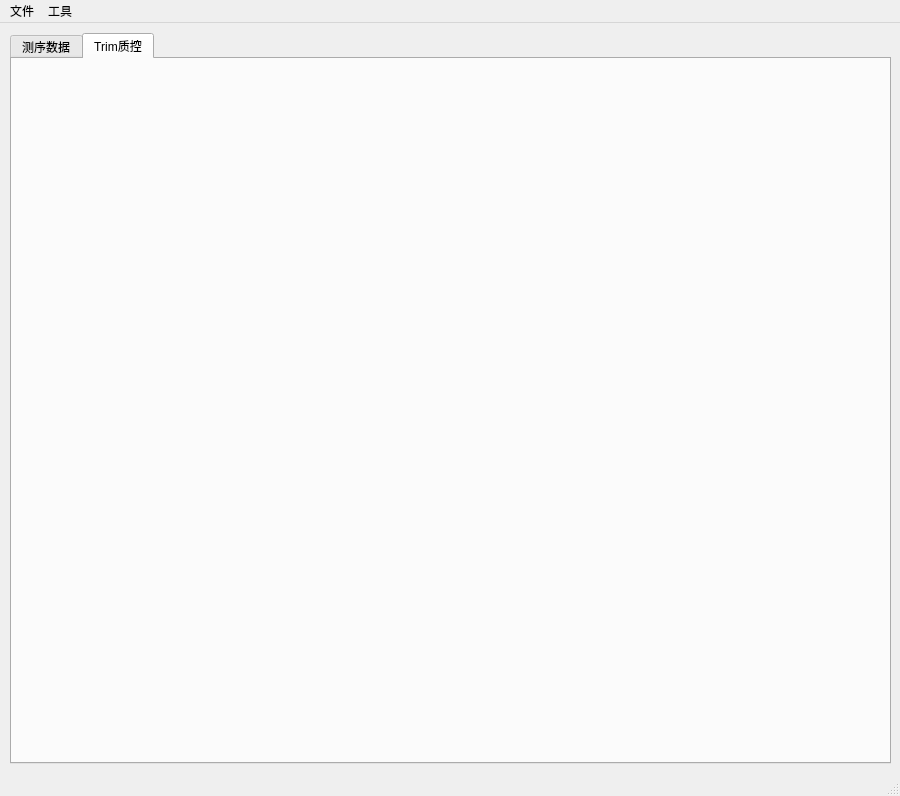
yuanzheng/Metagenome, file UI/mainwindow.ui: the form before one commit.
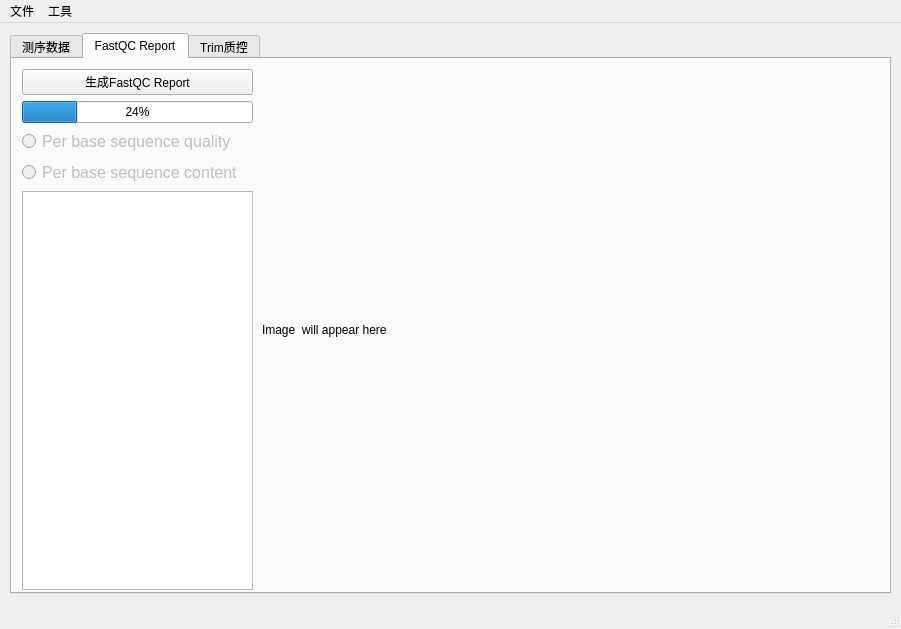
The form after the commit. The open tabs and pages were chosen to show the change.

Commit message: Add FastQC report tab

```diff
--- a/UI/mainwindow.ui
+++ b/UI/mainwindow.ui
@@ -6,8 +6,8 @@
    <rect>
     <x>0</x>
     <y>0</y>
-    <width>900</width>
-    <height>796</height>
+    <width>901</width>
+    <height>629</height>
    </rect>
   </property>
   <property name="windowTitle">
@@ -20,7 +20,7 @@
       <x>10</x>
       <y>10</y>
       <width>881</width>
-      <height>731</height>
+      <height>561</height>
      </rect>
     </property>
     <property name="currentIndex">
@@ -195,6 +195,89 @@
     </widget>
     <widget class="QWidget" name="tab_2">
      <attribute name="title">
+      <string>FastQC Report</string>
+     </attribute>
+     <widget class="QWidget" name="verticalLayoutWidget_2">
+      <property name="geometry">
+       <rect>
+        <x>10</x>
+        <y>10</y>
+        <width>231</width>
+        <height>521</height>
+       </rect>
+      </property>
+      <layout class="QVBoxLayout" name="verticalLayout_3">
+       <item>
+        <widget class="QPushButton" name="pushButton_fastQC_Report">
+         <property name="text">
+          <string>生成FastQC Report</string>
+         </property>
+        </widget>
+       </item>
+       <item>
+        <widget class="QProgressBar" name="progressBar_2">
+         <property name="value">
+          <number>24</number>
+         </property>
+        </widget>
+       </item>
+       <item>
+        <widget class="QRadioButton" name="radioButton_base_seq_quality">
+         <property name="enabled">
+          <bool>false</bool>
+         </property>
+         <property name="font">
+          <font>
+           <pointsize>12</pointsize>
+          </font>
+         </property>
+         <property name="text">
+          <string>Per base sequence quality</string>
+         </property>
+        </widget>
+       </item>
+       <item>
+        <widget class="QRadioButton" name="radioButton_base_seq_content">
+         <property name="enabled">
+          <bool>false</bool>
+         </property>
+         <property name="font">
+          <font>
+           <pointsize>12</pointsize>
+          </font>
+         </property>
+         <property name="text">
+          <string>Per base sequence content</string>
+         </property>
+        </widget>
+       </item>
+       <item>
+        <widget class="QListWidget" name="listWidget"/>
+       </item>
+      </layout>
+     </widget>
+     <widget class="QWidget" name="verticalLayoutWidget_3">
+      <property name="geometry">
+       <rect>
+        <x>250</x>
+        <y>10</y>
+        <width>621</width>
+        <height>521</height>
+       </rect>
+      </property>
+      <layout class="QVBoxLayout" name="verticalLayout_4">
+       <item>
+        <widget class="QLabel" name="label">
+         <property name="text">
+          <string>Image  will appear here</string>
+         </property>
+        </widget>
+       </item>
+      </layout>
+     </widget>
+    </widget>
+    <widget class="QWidget" name="tab_3">
+     <attribute name="title">
       <string>Trim质控</string>
      </attribute>
     </widget>
@@ -205,7 +288,7 @@
     <rect>
      <x>0</x>
      <y>0</y>
-     <width>900</width>
+     <width>901</width>
      <height>22</height>
     </rect>
    </property>
```
Left out of the diff: 18 changed lines with no effect on the pictures. The commit also changes 1 other file.
